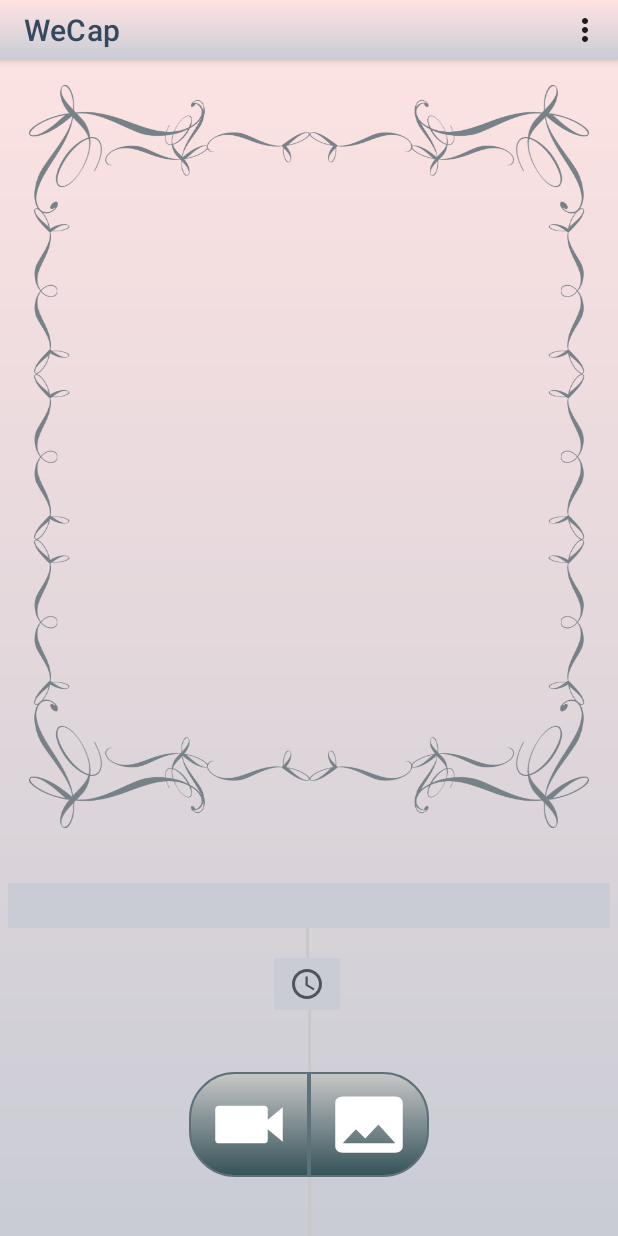
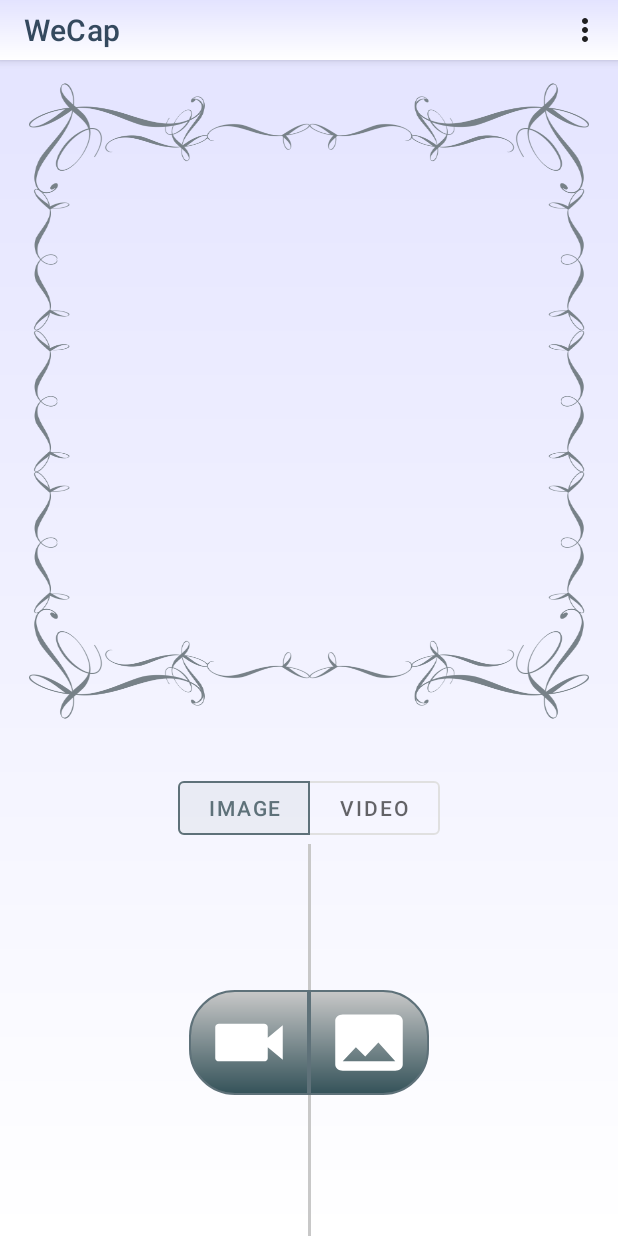
Before and after one commit to selman-aydin/Video_to_Frame, an Android app: the screen it shows after launch (MainActivity), on a phone screen of 412 x 824 dp. Run offline under Robolectric (Android 15) with nearby library versions, the phone set to English and light mode, and no system bars; libraries missing offline, so code that uses them is left out: com.google.firebase.ml, com.google.mlkit.common, com.google.mlkit.nl, org.pytorch, org.pytorch.torchvision.

Commit message:
UI refactored.

```diff
--- a/app/src/main/AndroidManifest.xml
+++ b/app/src/main/AndroidManifest.xml
@@ -25,11 +25,6 @@
             </intent-filter>
         </activity>
 
-        <activity
-            android:name="com.example.video_to_frame.MainActivity2"
-            android:label="@string/title_activity_main2"
-            android:theme="@style/Theme.MaterialComponents.Light.NoActionBar" />
-
         <activity android:name="com.example.video_to_frame.MainActivity"
             android:exported="true" />
 
--- a/app/src/main/java/com/example/video_to_frame/MainActivity2.java
+++ /dev/null
@@ -1,16 +0,0 @@
-package com.example.video_to_frame;
-
-import androidx.appcompat.app.AppCompatActivity;
-
-import android.os.Bundle;
-
-import com.example.video_to_frame.R;
-
-
-public class MainActivity2 extends AppCompatActivity {
-
-    @Override
-    protected void onCreate(Bundle savedInstanceState) {
-        super.onCreate(savedInstanceState);
-        setContentView(R.layout.activity_main2);
-    }}
--- a/app/src/main/res/drawable/layout_background.xml
+++ b/app/src/main/res/drawable/layout_background.xml
@@ -1,7 +1,6 @@
 <shape xmlns:android="http://schemas.android.com/apk/res/android"
     android:shape="rectangle" >
     <gradient android:angle="130"
-        android:startColor="#FFE3E3"
-            android:centerColor="#E4D8DC"
-        android:endColor="#C9CCD5"/>
+        android:startColor="#E3E3FF"
+        android:endColor="#FFFFFF"/>
 </shape>
--- a/app/src/main/res/drawable/textview_caption_background.xml
+++ b/app/src/main/res/drawable/textview_caption_background.xml
@@ -3,7 +3,8 @@
     xmlns:android="http://schemas.android.com/apk/res/android"
     android:shape="rectangle">
     <stroke android:width="2dp" android:color="@color/gray_level_5"/>
-    <gradient
-        android:endColor="@color/background_tint"
-        android:startColor="@color/white" />
+    <corners android:radius="2dp"/>
+    <gradient android:angle="0"
+        android:startColor="#C9CCD5"
+        android:endColor="#C9CCD5"/>
 </shape>
--- a/app/src/main/res/drawable/textviewbackground.xml
+++ /dev/null
@@ -1,6 +0,0 @@
-<shape xmlns:android="http://schemas.android.com/apk/res/android"
-    android:shape="rectangle" >
-    <gradient android:angle="0"
-        android:startColor="#C9CCD5"
-        android:endColor="#C9CCD5"/>
-</shape>
--- a/app/src/main/res/layout/activity_main.xml
+++ b/app/src/main/res/layout/activity_main.xml
@@ -6,9 +6,10 @@
     android:layout_height="match_parent"
     android:background="@drawable/layout_background"
     tools:context=".MainActivity">
+
     <include
-        layout="@layout/toolbar"
-        android:id="@+id/toolbar"/>
+        android:id="@+id/toolbar"
+        layout="@layout/toolbar" />
 
     <FrameLayout
         android:id="@+id/frame"
@@ -55,7 +56,7 @@
         android:layout_width="wrap_content"
         android:layout_height="wrap_content"
         android:orientation="horizontal"
-        app:layout_constraintGuide_percent="0.69" />
+        app:layout_constraintGuide_percent="0.6" />
 
     <View
         android:layout_width="2dp"
@@ -125,23 +126,47 @@
         app:layout_constraintStart_toStartOf="parent"
         app:layout_constraintTop_toBottomOf="@id/commandview"
         tools:text="timing"
-        android:background="@drawable/textviewbackground"/>
+        tools:visibility="visible"/>
 
     <TextView
         android:id="@+id/commandview"
         style="@style/CaptionTextStyle"
         android:layout_width="match_parent"
-        android:layout_marginStart="@dimen/margin_small"
-        android:layout_marginTop="20dp"
-        android:layout_marginEnd="@dimen/margin_small"
         android:clickable="true"
         app:layout_constraintEnd_toEndOf="parent"
         app:layout_constraintHorizontal_bias="1.0"
         app:layout_constraintStart_toStartOf="parent"
+        app:layout_constraintTop_toBottomOf="@id/toggleGroup"
+        tools:text="Caption result will be presented here."
+        tools:visibility="visible"/>
+
+
+    <com.google.android.material.button.MaterialButtonToggleGroup
+        android:id="@+id/toggleGroup"
+        android:layout_width="wrap_content"
+        android:layout_height="wrap_content"
+        android:layout_margin="@dimen/margin_large"
+        app:checkedButton="@id/button_imageCaptioning"
+        app:layout_constraintEnd_toEndOf="parent"
+        app:layout_constraintStart_toStartOf="parent"
         app:layout_constraintTop_toBottomOf="@id/guideline3"
-        tools:text="Caption result will be presented here."
-        android:background="@drawable/textviewbackground"
-        />
+        app:singleSelection="true">
+
+        <Button
+            android:id="@+id/button_imageCaptioning"
+            style="@style/Widget.MaterialComponents.Button.OutlinedButton"
+            android:layout_width="wrap_content"
+            android:layout_height="wrap_content"
+            android:text="@string/image" />
+
+        <Button
+            android:id="@+id/button_videoCaptioning"
+            style="@style/Widget.MaterialComponents.Button.OutlinedButton"
+            android:layout_width="wrap_content"
+            android:layout_height="wrap_content"
+            android:text="@string/video" />
+
+    </com.google.android.material.button.MaterialButtonToggleGroup>
 
 
 </androidx.constraintlayout.widget.ConstraintLayout>
--- a/app/src/main/res/layout/activity_main2.xml
+++ /dev/null
@@ -1,135 +0,0 @@
-<?xml version="1.0" encoding="utf-8"?>
-<androidx.coordinatorlayout.widget.CoordinatorLayout xmlns:android="http://schemas.android.com/apk/res/android"
-    xmlns:app="http://schemas.android.com/apk/res-auto"
-    xmlns:tools="http://schemas.android.com/tools"
-    android:layout_width="match_parent"
-    android:layout_height="match_parent"
-    tools:context=".MainActivity2">
-
-    <!--    <include-->
-    <!--        layout="@layout/toolbar"-->
-    <!--        android:id="@+id/toolbar"/>-->
-
-    <!--    <ImageView-->
-    <!--        android:id="@+id/picture"-->
-    <!--        android:layout_width="match_parent"-->
-    <!--        android:layout_height="match_parent"-->
-    <!--        android:layout_centerHorizontal="true"-->
-    <!--        android:background="#000"-->
-    <!--        android:scaleType="fitXY"-->
-    <!--        android:translationY="0dp"-->
-    <!--        android:src="@drawable/im"/>-->
-
-    <!--    <LinearLayout-->
-    <!--        android:id="@+id/explore"-->
-    <!--        android:layout_width="match_parent"-->
-    <!--        android:layout_height="wrap_content"-->
-    <!--        android:layout_centerHorizontal="true"-->
-    <!--        android:layout_marginStart="0dp"-->
-    <!--        android:layout_marginTop="20dp"-->
-    <!--        android:elevation="300dp"-->
-    <!--        android:orientation="vertical">-->
-
-
-    <!--        <LinearLayout-->
-
-    <!--            android:id="@+id/menus"-->
-    <!--            android:layout_width="match_parent"-->
-    <!--            android:layout_height="wrap_content"-->
-    <!--            android:layout_marginTop="50dp"-->
-    <!--            android:elevation="700dp"-->
-    <!--            android:orientation="vertical">-->
-
-    <!--            <LinearLayout-->
-    <!--                android:layout_width="wrap_content"-->
-    <!--                android:layout_height="90dp"-->
-    <!--                android:orientation="horizontal">-->
-
-    <!--                <TextView-->
-    <!--                    android:id="@+id/caption_text"-->
-    <!--                    android:layout_width="300dp"-->
-    <!--                    android:layout_height="60dp"-->
-    <!--                    android:layout_marginStart="10dp"-->
-    <!--                    android:layout_marginTop="-10dp"-->
-    <!--                    android:textColor="#000000"-->
-    <!--                    android:textSize="12sp" />-->
-
-    <!--                <Button-->
-    <!--                    android:id="@+id/speaker"-->
-    <!--                    android:layout_width="40dp"-->
-    <!--                    android:layout_height="40dp"-->
-    <!--                    android:layout_marginTop="20dp"         />-->
-    <!--&lt;!&ndash;                    android:background="@drawable/speaker"&ndash;&gt;-->
-
-
-    <!--            </LinearLayout>-->
-
-    <!--            <ImageView-->
-    <!--                android:id="@+id/image_view"-->
-    <!--                android:layout_width="320dp"-->
-    <!--                android:layout_height="280dp"-->
-    <!--                android:layout_marginStart="10dp"-->
-    <!--                android:layout_marginTop="0dp" />-->
-
-    <!--            <com.airbnb.lottie.LottieAnimationView-->
-    <!--                android:id="@+id/loading_bar"-->
-    <!--                android:layout_width="70dp"-->
-    <!--                android:layout_height="70dp"-->
-    <!--                android:layout_marginStart="140dp"-->
-    <!--                app:lottie_autoPlay="true"-->
-    <!--                app:lottie_loop="true"-->
-    <!--                app:lottie_rawRes="@raw/loading" />-->
-
-    <!--            <Button-->
-    <!--                android:id="@+id/generate_button"-->
-    <!--                android:layout_width="wrap_content"-->
-    <!--                android:layout_height="55dp"-->
-    <!--                android:layout_marginLeft="120dp"-->
-    <!--                android:layout_marginTop="-70dp"-->
-    <!--                android:text="GENERATE CAPTION"-->
-    <!--                android:textColor="#ffffff"-->
-    <!--                android:textSize="10sp" />-->
-
-    <!--            <LinearLayout-->
-
-    <!--                android:layout_width="wrap_content"-->
-    <!--                android:layout_height="wrap_content"-->
-    <!--                android:layout_marginTop="20dp"-->
-    <!--                android:orientation="horizontal">-->
-
-    <!--                <Button-->
-    <!--                    android:id="@+id/first"-->
-    <!--                    android:layout_width="50dp"-->
-    <!--                    android:layout_height="50dp"-->
-    <!--                    android:layout_marginLeft="40dp"-->
-    <!--                    android:layout_marginTop="5dp"-->
-    <!--                    android:background="@drawable/ic_baseline_photo_24"-->
-    <!--                    android:textSize="10sp" />-->
-
-
-    <!--                <ImageButton-->
-    <!--                    android:id="@+id/mic"-->
-    <!--                    android:layout_width="50dp"-->
-    <!--                    android:layout_height="50dp"-->
-    <!--                    android:layout_marginStart="60dp"-->
-    <!--                    android:layout_marginTop="5dp"-->
-    <!--                    android:background="@drawable/ic_baseline_mic_24" />-->
-
-
-    <!--                <Button-->
-    <!--                    android:id="@+id/second"-->
-    <!--                    android:layout_width="50dp"-->
-    <!--                    android:layout_height="50dp"-->
-    <!--                    android:layout_marginLeft="60dp"-->
-    <!--                    android:layout_marginTop="5dp"-->
-    <!--                    android:background="@drawable/ic_baseline_photo_camera_24"-->
-    <!--                    android:textColor="@color/colorBlack"-->
-    <!--                    android:textSize="10sp" />-->
-
-    <!--            </LinearLayout>-->
-
-    <!--        </LinearLayout>-->
-
-    <!--    </LinearLayout>-->
-
-</androidx.coordinatorlayout.widget.CoordinatorLayout>
--- a/app/src/main/res/values/strings.xml
+++ b/app/src/main/res/values/strings.xml
@@ -2,4 +2,6 @@
     <string name="app_name">Video_to_Frame</string>
     <string name="caption">Caption</string>
     <string name="title_activity_main2">MainActivity</string>
+    <string name="image">Image</string>
+    <string name="video">Video</string>
 </resources>
--- a/app/src/main/res/values/styles.xml
+++ b/app/src/main/res/values/styles.xml
@@ -13,7 +13,10 @@
         <item name="android:layout_height">wrap_content</item>
         <item name="android:background">@drawable/textview_caption_background</item>
         <item name="android:gravity">center</item>
-        <item name="android:layout_marginTop">@dimen/margin_large</item>
+        <item name='android:visibility'>gone</item>
+        <item name="android:layout_marginTop">@dimen/margin_x_large</item>
+        <item name="android:layout_marginStart">@dimen/margin_large</item>
+        <item name="android:layout_marginEnd">@dimen/margin_large</item>
         <item name="android:paddingStart">@dimen/margin_medium</item>
         <item name="android:paddingTop">@dimen/padding_small</item>
         <item name="android:paddingEnd">@dimen/margin_medium</item>
@@ -27,5 +30,4 @@
         <item name="android:windowDisablePreview">true</item>
         <item name="android:windowIsTranslucent">true</item>
     </style>
-
 </resources>
```
